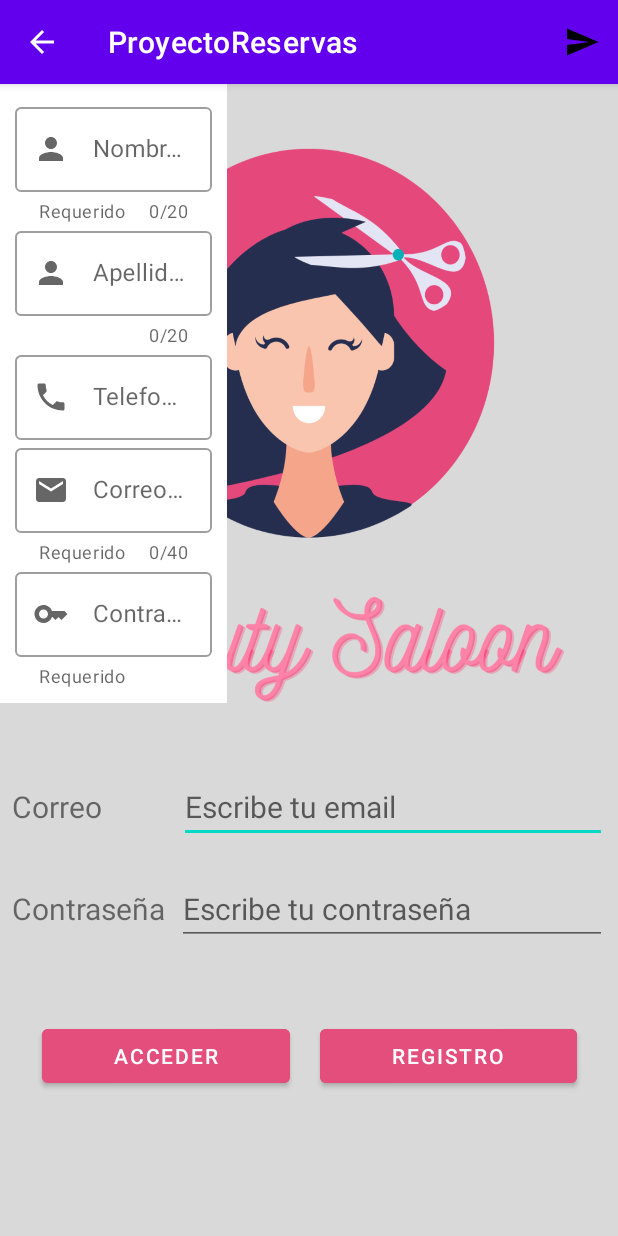
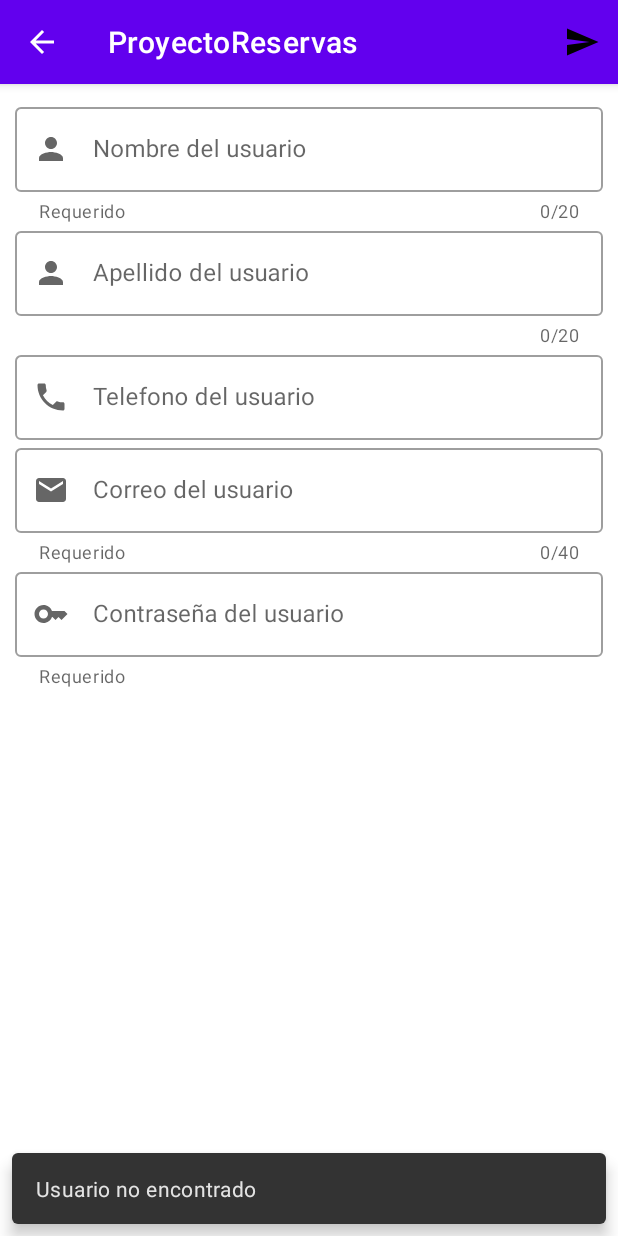
Before and after one commit to Rochiio/ProyectoReservasAndroid, an Android app: the screen it shows after launch (MainActivity), after a tap on "REGISTRO", on a phone screen of 412 x 824 dp. Run offline under Robolectric (Android 15) with nearby library versions, the phone set to English and light mode, and no system bars; our stand-ins replace Room's generated code; 1 other tap on this screen came first.

Commit message:
problemas arreglados

```diff
--- a/ProyectoReservas/app/build.gradle
+++ b/ProyectoReservas/app/build.gradle
@@ -1,6 +1,7 @@
 plugins {
     id 'com.android.application'
     id 'org.jetbrains.kotlin.android'
+    id 'org.jetbrains.kotlin.kapt'
 }
 
 android {
@@ -36,7 +37,7 @@ android {
     }
 }
 
-apply plugin: 'kotlin-kapt'
+
 dependencies {
     //ROOM
     implementation 'androidx.room:room-ktx:2.4.3'
@@ -48,6 +49,7 @@ dependencies {
     implementation 'com.google.android.material:material:1.7.0'
     implementation 'androidx.constraintlayout:constraintlayout:2.1.4'
     implementation 'androidx.recyclerview:recyclerview:1.2.1'
+
     //Corrutinas
     implementation 'org.jetbrains.kotlinx:kotlinx-coroutines-core:1.6.1'
     implementation 'androidx.lifecycle:lifecycle-runtime-ktx:2.5.1'
--- a/ProyectoReservas/app/src/main/AndroidManifest.xml
+++ b/ProyectoReservas/app/src/main/AndroidManifest.xml
@@ -3,6 +3,7 @@
     xmlns:tools="http://schemas.android.com/tools">
 
     <application
+        android:name=".db.UsuarioApplication"
         android:allowBackup="true"
         android:dataExtractionRules="@xml/data_extraction_rules"
         android:fullBackupContent="@xml/backup_rules"
--- a/ProyectoReservas/app/src/main/java/com/example/proyectoreservas/MainActivity.kt
+++ b/ProyectoReservas/app/src/main/java/com/example/proyectoreservas/MainActivity.kt
@@ -29,29 +29,32 @@ class MainActivity : AppCompatActivity() {
 
     }
 
+
+    /**
+     * Abrir el fragmento para el registro del cliente.
+     */
     private fun openFragment() {
-        val fragment = RegistroFragment() //crear el fragment
-
-        val fragmentManager = supportFragmentManager
-        val fragmentTransaction = fragmentManager.beginTransaction()
-
-        fragmentTransaction.add(R.id.mainContainer, fragment) //ponemos el fragmento en
-        fragmentTransaction.addToBackStack(null) //permite que se pueda volver atras
-        fragmentTransaction.commit()
-
+        var fragmentManager = getSupportFragmentManager();
+        var fragmentTransaction = fragmentManager.beginTransaction();
+        var fragment1 = RegistroFragment();
+        fragmentTransaction.replace(android.R.id.content, fragment1).commit();
     }
 
+
+    /**
+     * Para ver si el cliente es correcto.
+     */
     private fun correctUser() {
-        lifecycleScope.launch{
             var email = binding.labelEmail.text.toString()
             var password = binding.labelPassword.text.toString()
 
+        lifecycleScope.launch{
             val find = UsuarioApplication.database.usuarioDao().getAllUsers()
             var encontrado = find.firstOrNull { it.email == email && it.password == password }
 
             encontrado?.let {
                 if (it.password==password){
-
+                    Snackbar.make(binding.root,"Usuario correcto",Snackbar.LENGTH_LONG).show()
                 }else{
                     Snackbar.make(binding.root,"Usuario incorrecto",Snackbar.LENGTH_LONG).show()
                 }
--- a/ProyectoReservas/app/src/main/java/com/example/proyectoreservas/db/UsuarioApplication.kt
+++ b/ProyectoReservas/app/src/main/java/com/example/proyectoreservas/db/UsuarioApplication.kt
@@ -4,17 +4,17 @@ import android.app.Application
 import androidx.room.Room
 
 class UsuarioApplication: Application() {
+
     companion object{
         lateinit var database: UsuarioDatabase
     }
-    //sobre escribimos
+
+
     override fun onCreate() {
         super.onCreate()
 
-        //construimos la database
-        database = Room.databaseBuilder(this,
-            UsuarioDatabase::class.java,
-            "UsuarioDatabase")
-            .build()
+        //Constructor de la base de datos
+        database = Room.databaseBuilder(this, UsuarioDatabase::class.java,
+            "UsuarioDatabase").build()
     }
 }
--- a/ProyectoReservas/app/src/main/java/com/example/proyectoreservas/db/UsuarioDao.kt
+++ b/ProyectoReservas/app/src/main/java/com/example/proyectoreservas/db/UsuarioDao.kt
@@ -22,6 +22,6 @@ interface UsuarioDao {
     @Delete
     suspend fun deleteUser(user: Usuario)
 
-    @Query("SELECT * FROM Users WHERE email= :email")
-    suspend fun getUserByEmail(email: String): Usuario?
+//    @Query("SELECT * FROM Users WHERE email= :email")
+//    suspend fun getUserByEmail(email: String): Usuario?
 }
--- a/ProyectoReservas/app/src/main/java/com/example/proyectoreservas/models/Usuario.kt
+++ b/ProyectoReservas/app/src/main/java/com/example/proyectoreservas/models/Usuario.kt
@@ -7,7 +7,8 @@ import androidx.room.PrimaryKey
 /**
  * Clase de usuario
  */
-@Entity(tableName = "Users", indices = [Index(value = ["email"], unique = true)])
+@Entity(tableName = "Users")
+//, indices = [Index(value = ["email"], unique = true)]
 class Usuario(
     @PrimaryKey(autoGenerate = true)
     var id: Int=0,
--- a/ProyectoReservas/app/src/main/res/layout/fragment_registro.xml
+++ b/ProyectoReservas/app/src/main/res/layout/fragment_registro.xml
@@ -9,13 +9,13 @@
 
     <LinearLayout
         android:layout_width="match_parent"
-        android:layout_height="match_parent"
+        android:layout_height="wrap_content"
         android:layout_margin="10sp"
         android:orientation="vertical">
 
         <com.google.android.material.textfield.TextInputLayout
             android:layout_width="match_parent"
-            android:layout_height="wrap_content"
+            android:layout_height="match_parent"
             android:hint="Nombre del usuario"
             app:helperText="@string/required"
             app:counterEnabled="true"
@@ -26,7 +26,7 @@
             <com.google.android.material.textfield.TextInputEditText
                 android:id="@+id/editName"
                 android:layout_width="match_parent"
-                android:layout_height="wrap_content"
+                android:layout_height="match_parent"
                 android:maxLength="20"
                 android:inputType="textPersonName"
                 />
@@ -35,7 +35,7 @@
 
         <com.google.android.material.textfield.TextInputLayout
             android:layout_width="match_parent"
-            android:layout_height="wrap_content"
+            android:layout_height="match_parent"
             android:hint="Apellido del usuario"
             app:counterEnabled="true"
             app:counterMaxLength="20"
@@ -45,7 +45,7 @@
             <com.google.android.material.textfield.TextInputEditText
                 android:id="@+id/editSurname"
                 android:layout_width="match_parent"
-                android:layout_height="wrap_content"
+                android:layout_height="match_parent"
                 android:maxLength="20"
                 android:inputType="textPersonName"
                 />
@@ -55,7 +55,7 @@
 
         <com.google.android.material.textfield.TextInputLayout
             android:layout_width="match_parent"
-            android:layout_height="wrap_content"
+            android:layout_height="match_parent"
             android:hint="Telefono del usuario"
             app:startIconDrawable="@drawable/ic_baseline_local_phone_24"
             style="@style/Widget.MaterialComponents.TextInputLayout.OutlinedBox">
@@ -63,7 +63,7 @@
             <com.google.android.material.textfield.TextInputEditText
                 android:id="@+id/editPhone"
                 android:layout_width="match_parent"
-                android:layout_height="wrap_content"
+                android:layout_height="match_parent"
                 android:maxLength="20"
                 android:inputType="phone"
                 />
@@ -73,7 +73,7 @@
 
         <com.google.android.material.textfield.TextInputLayout
             android:layout_width="match_parent"
-            android:layout_height="wrap_content"
+            android:layout_height="match_parent"
             android:hint="Correo del usuario"
             app:counterEnabled="true"
             app:counterMaxLength="40"
@@ -84,7 +84,7 @@
             <com.google.android.material.textfield.TextInputEditText
                 android:id="@+id/editEmail"
                 android:layout_width="match_parent"
-                android:layout_height="wrap_content"
+                android:layout_height="match_parent"
                 android:maxLength="20"
                 android:inputType="textEmailAddress"
                 />
@@ -94,7 +94,7 @@
 
         <com.google.android.material.textfield.TextInputLayout
             android:layout_width="match_parent"
-            android:layout_height="wrap_content"
+            android:layout_height="match_parent"
             android:hint="Contraseña del usuario"
             app:helperText="@string/required"
             app:startIconDrawable="@drawable/ic_baseline_key_24"
@@ -103,7 +103,7 @@
             <com.google.android.material.textfield.TextInputEditText
                 android:id="@+id/editPassword"
                 android:layout_width="match_parent"
-                android:layout_height="wrap_content"
+                android:layout_height="match_parent"
                 android:inputType="textPassword"
                 />
 
```
